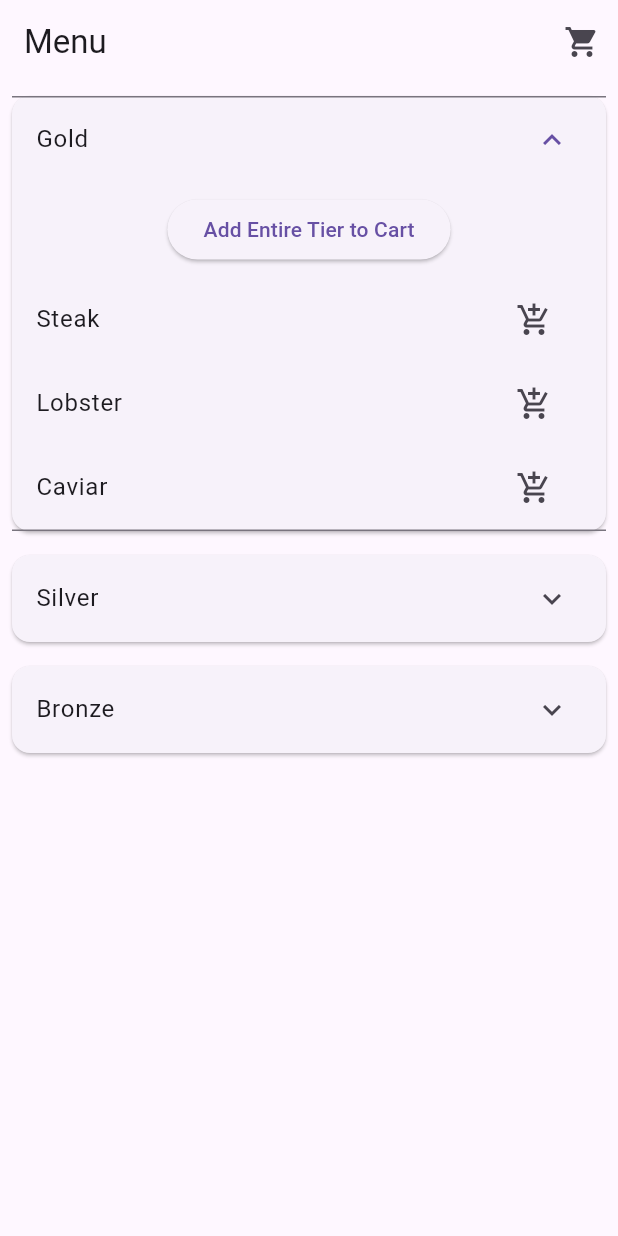
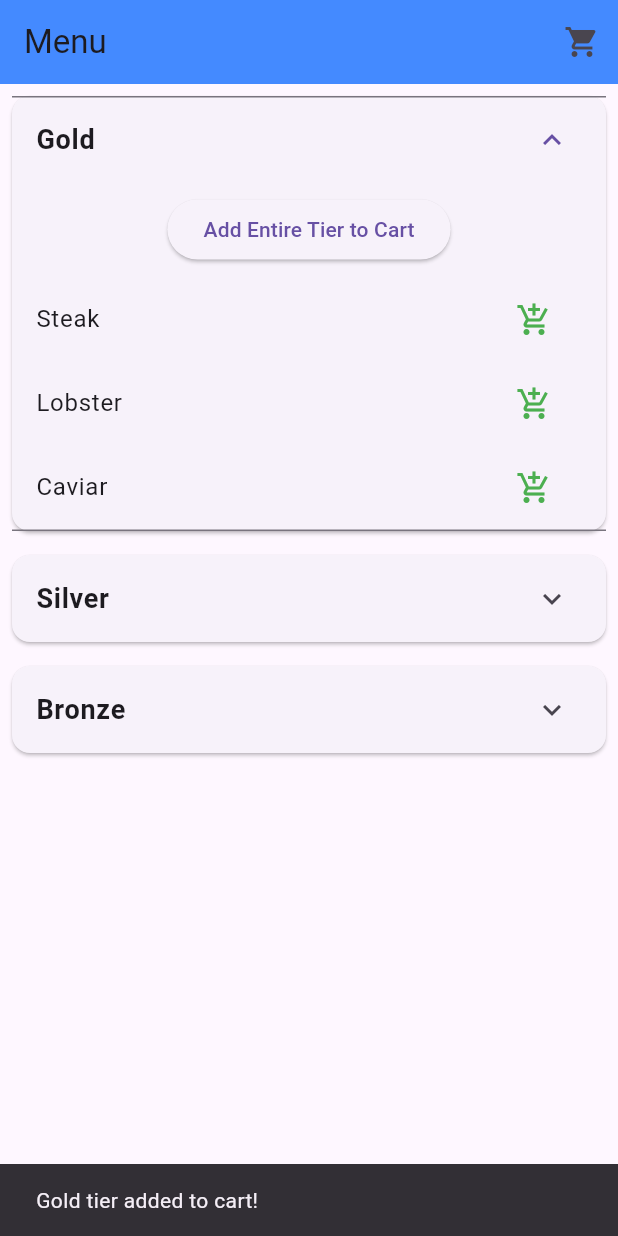
Before and after one commit to git-kirants/costcater-rebuild, a Flutter app: the HomePage screen opened directly, after a tap on "Gold", after a tap on "Add Entire Tier to Cart", on a phone screen of 412 x 824 dp. Run offline on Flutter 3.47's test engine with Material 3 defaults, Android fonts, the phone set to English and light mode, and no system bars; our stand-ins replace cloud_firestore, firebase_auth, firebase_core; accounts and stored records are empty.

Commit message:
added cart sync

```diff
--- a/lib/pages/homepage.dart
+++ b/lib/pages/homepage.dart
@@ -1,4 +1,6 @@
 import 'package:flutter/material.dart';
+import 'package:cloud_firestore/cloud_firestore.dart';
+import 'package:firebase_auth/firebase_auth.dart';
 import 'cart_page.dart';
 
 class HomePage extends StatefulWidget {
@@ -9,23 +11,64 @@ class HomePage extends StatefulWidget {
 }
 
 class _HomePageState extends State<HomePage> {
-  List<String> cartItems = [];
+  late String userId; // Current user's ID
+  late CollectionReference cartRef; // Firestore cart reference
 
-  void addToCart(String item) {
-    setState(() {
-      cartItems.add(item);
+  @override
+  void initState() {
+    super.initState();
+    final user = FirebaseAuth.instance.currentUser;
+    if (user != null) {
+      userId = user.uid;
+      cartRef = FirebaseFirestore.instance.collection('carts');
+    }
+  }
+
+  // Function to add a single item to Firestore cart
+  Future<void> addToCart(String item) async {
+    final docRef = cartRef.doc(userId);
+
+    await FirebaseFirestore.instance.runTransaction((transaction) async {
+      final snapshot = await transaction.get(docRef);
+
+      if (!snapshot.exists) {
+        // If the cart doesn't exist, create it with the item
+        transaction.set(docRef, {
+          'cartItems': [item],
+        });
+      } else {
+        // If the cart exists, update the array
+        List<dynamic> cartItems = snapshot['cartItems'];
+        if (!cartItems.contains(item)) {
+          cartItems.add(item);
+          transaction.update(docRef, {'cartItems': cartItems});
+        }
+      }
     });
   }
 
-  void addEntireTierToCart(List<String> items) {
-    setState(() {
-      cartItems.addAll(items);
-    });
-  }
+  // Function to add an entire tier to Firestore cart
+  Future<void> addTierToCart(List<String> items) async {
+    final docRef = cartRef.doc(userId);
 
-  void removeItemFromCart(String item) {
-    setState(() {
-      cartItems.remove(item);
+    await FirebaseFirestore.instance.runTransaction((transaction) async {
+      final snapshot = await transaction.get(docRef);
+
+      if (!snapshot.exists) {
+        // If the cart doesn't exist, add all tier items
+        transaction.set(docRef, {
+          'cartItems': items,
+        });
+      } else {
+        // If the cart exists, update the array
+        List<dynamic> cartItems = snapshot['cartItems'];
+        for (var item in items) {
+          if (!cartItems.contains(item)) {
+            cartItems.add(item);
+          }
+        }
+        transaction.update(docRef, {'cartItems': cartItems});
+      }
     });
   }
 
@@ -49,6 +92,7 @@ class _HomePageState extends State<HomePage> {
     return Scaffold(
       appBar: AppBar(
         title: const Text('Menu'),
+        backgroundColor: Colors.blueAccent,
         actions: [
           IconButton(
             icon: const Icon(Icons.shopping_cart),
@@ -56,10 +100,7 @@ class _HomePageState extends State<HomePage> {
               Navigator.push(
                 context,
                 MaterialPageRoute(
-                  builder: (context) => CartPage(
-                    cartItems: cartItems,
-                    removeItemFromCart: removeItemFromCart, // Pass the callback
-                  ),
+                  builder: (context) => const CartPage(),
                 ),
               );
             },
@@ -73,24 +114,40 @@ class _HomePageState extends State<HomePage> {
           return Card(
             margin: const EdgeInsets.all(8.0),
             child: ExpansionTile(
-              title: Text(tier['tier']),
+              title: Text(
+                tier['tier'],
+                style:
+                    const TextStyle(fontSize: 18, fontWeight: FontWeight.bold),
+              ),
               children: [
                 Padding(
                   padding: const EdgeInsets.all(8.0),
                   child: ElevatedButton(
-                    onPressed: () {
-                      addEntireTierToCart(List<String>.from(tier['items']));
+                    onPressed: () async {
+                      await addTierToCart(List<String>.from(tier['items']));
+                      ScaffoldMessenger.of(context).showSnackBar(
+                        SnackBar(
+                            content:
+                                Text('${tier['tier']} tier added to cart!')),
+                      );
                     },
                     child: const Text('Add Entire Tier to Cart'),
                   ),
                 ),
                 ...tier['items'].map<Widget>((item) {
                   return ListTile(
-                    title: Text(item),
+                    title: Text(
+                      item,
+                      style: const TextStyle(fontSize: 16),
+                    ),
                     trailing: IconButton(
-                      icon: const Icon(Icons.add_shopping_cart),
-                      onPressed: () {
-                        addToCart(item);
+                      icon: const Icon(Icons.add_shopping_cart,
+                          color: Colors.green),
+                      onPressed: () async {
+                        await addToCart(item);
+                        ScaffoldMessenger.of(context).showSnackBar(
+                          SnackBar(content: Text('$item added to cart!')),
+                        );
                       },
                     ),
                   );
```
Also changed, not shown: lib/main.dart (+6 -16 lines), lib/pages/cart_page.dart (+73 -24 lines).
